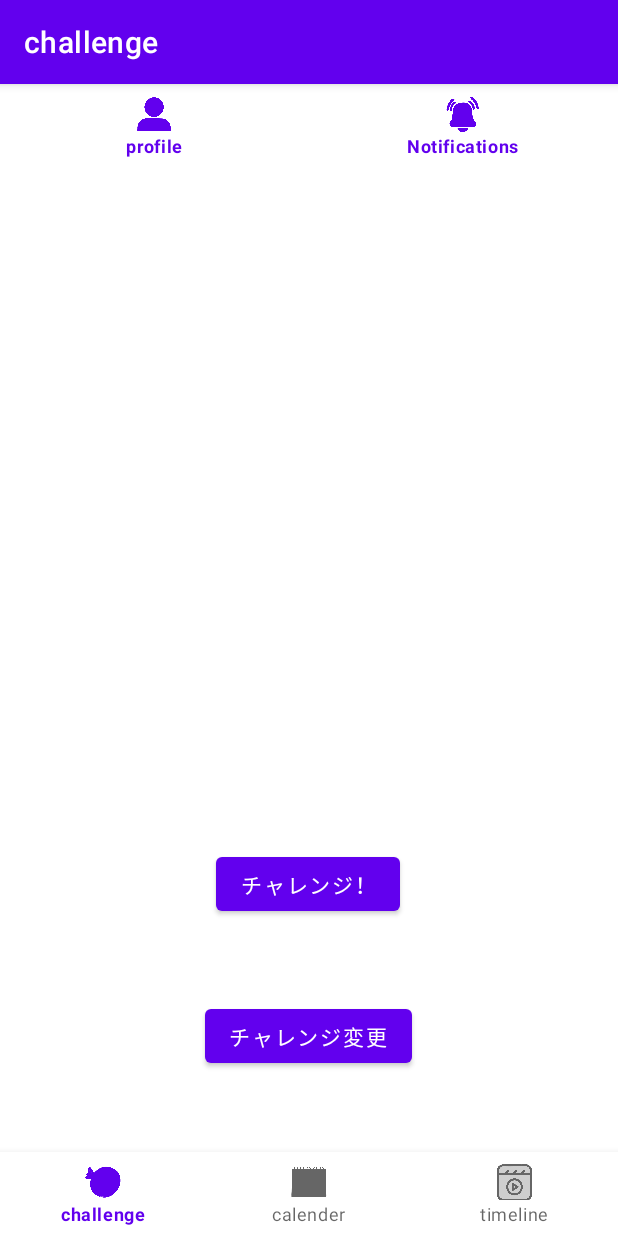
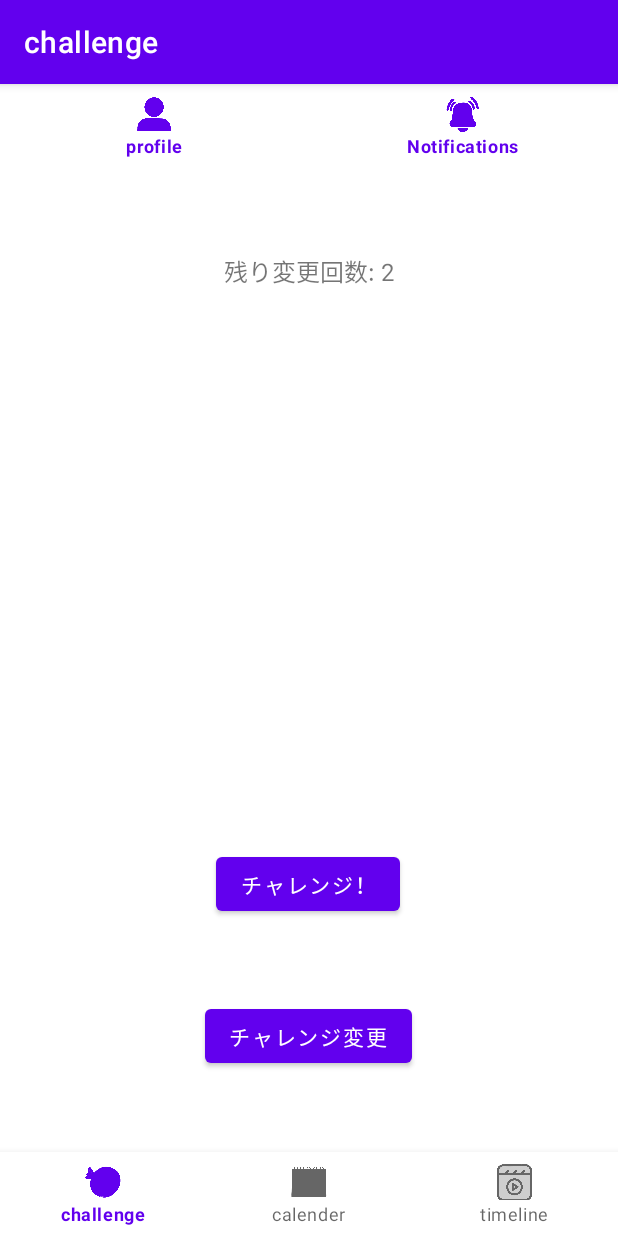
Before and after one commit to HamSharua/Android, an Android app: the screen it shows after launch (MainActivity), after a tap on "チャレンジ変更", on a phone screen of 412 x 824 dp. Run offline under Robolectric (Android 15) with nearby library versions, the phone set to English and light mode, and no system bars; our stand-ins replace Firebase (no records; nobody signed in at launch, a user with empty details on screens opened directly), Picasso, navigation-ui; 2 other taps on this screen came first.

Commit message:
チャレンジの変更ができる回数を1日に3回までに設定

```diff
--- a/app/src/main/java/com/example/challengeme/ui/challenge/ChallengeFragment.kt
+++ b/app/src/main/java/com/example/challengeme/ui/challenge/ChallengeFragment.kt
@@ -14,6 +14,8 @@ import com.example.challengeme.databinding.FragmentChallengeBinding
 import com.google.firebase.firestore.FirebaseFirestore
 import com.squareup.picasso.Picasso
 import java.util.*
+import android.content.Context
+import android.content.SharedPreferences
 
 class ChallengeFragment : Fragment() {
 
@@ -25,6 +27,11 @@ class ChallengeFragment : Fragment() {
     private lateinit var challengeImage: ImageView
     private lateinit var challengeButton: Button
     private lateinit var changeChallengeButton: Button
+    private lateinit var remainingChangesTextView: TextView
+    private lateinit var sharedPreferences: SharedPreferences
+
+    // 1日の最大変更回数
+    private val MAX_CHANGES_PER_DAY = 3
 
     override fun onCreateView(
         inflater: LayoutInflater,
@@ -35,25 +42,37 @@ class ChallengeFragment : Fragment() {
         val view = binding.root
 
         firestore = FirebaseFirestore.getInstance()
+        sharedPreferences = requireContext().getSharedPreferences("challenge_prefs", Context.MODE_PRIVATE)
+
         challengeContent = binding.challengeContent
         challengeImage = binding.challengeImage
         challengeButton = binding.btnChallenge
         changeChallengeButton = binding.btnChangeChallenge
+        remainingChangesTextView = binding.tvRemainingChanges // 追加
 
-        fetchRandomChallenge()
+        updateRemainingChangesText() // 残り回数を表示
+
+        fetchRandomChallenge()  // 関数呼び出し
 
         changeChallengeButton.setOnClickListener {
-            fetchRandomChallenge()
+            if (canChangeChallenge()) {
+                fetchRandomChallenge()
+                incrementChangeCount()
+                updateRemainingChangesText() // 残り回数を更新
+            } else {
+                changeChallengeButton.isEnabled = false
+                changeChallengeButton.text = "1日の上限回数に達しました"
+            }
         }
 
         challengeButton.setOnClickListener {
-            // ChallengeCameraFragmentへ遷移
             findNavController().navigate(R.id.action_challengeFragment_to_challengeCameraFragment)
         }
 
         return view
     }
 
+    // fetchRandomChallenge関数はonCreateViewの後に定義される必要があります
     private fun fetchRandomChallenge() {
         firestore.collection("challenge")
             .get()
@@ -68,11 +87,55 @@ class ChallengeFragment : Fragment() {
             }
     }
 
+    private fun updateRemainingChangesText() {
+        val remainingChanges = MAX_CHANGES_PER_DAY - sharedPreferences.getInt("change_count", 0)
+        remainingChangesTextView.text = "残り変更回数: $remainingChanges"
+    }
+
+    private fun canChangeChallenge(): Boolean {
+        val currentDate = getCurrentDate()
+        val lastChangeDate = sharedPreferences.getString("last_change_date", "")
+        val changeCount = sharedPreferences.getInt("change_count", 0)
+
+        return if (currentDate != lastChangeDate) {
+            resetChangeCount()
+            true
+        } else {
+            changeCount < MAX_CHANGES_PER_DAY
+        }
+    }
+
+    private fun incrementChangeCount() {
+        val currentDate = getCurrentDate()
+        var changeCount = sharedPreferences.getInt("change_count", 0)
+        changeCount++
+
+        sharedPreferences.edit()
+            .putString("last_change_date", currentDate)
+            .putInt("change_count", changeCount)
+            .apply()
+    }
+
+    private fun resetChangeCount() {
+        sharedPreferences.edit()
+            .putString("last_change_date", getCurrentDate())
+            .putInt("change_count", 0)
+            .apply()
+    }
+
+    private fun getCurrentDate(): String {
+        val calendar = Calendar.getInstance()
+        val dateFormat = java.text.SimpleDateFormat("yyyy-MM-dd", Locale.getDefault())
+        return dateFormat.format(calendar.time)
+    }
+
     override fun onDestroyView() {
         super.onDestroyView()
         _binding = null
     }
 }
 
+
+
 //作業用メモ、ファイヤーベースの画像urlの有効期限は3ヶ月に設定
 //変更したかっったら再度、fibase.pyのファイルを更新する(アンドロイドスタジオにはない)
--- a/app/src/main/res/layout/fragment_challenge.xml
+++ b/app/src/main/res/layout/fragment_challenge.xml
@@ -53,6 +53,17 @@
         app:layout_constraintTop_toBottomOf="@id/btn_challenge"
         tools:ignore="MissingConstraints" />
 
+    <TextView
+        android:id="@+id/tv_remaining_changes"
+        android:layout_width="wrap_content"
+        android:layout_height="wrap_content"
+        android:text="残り変更回数: 3"
+        android:textSize="16sp"
+        android:layout_margin="16dp"
+        app:layout_constraintTop_toBottomOf="@id/challenge_content"
+        app:layout_constraintStart_toStartOf="parent"
+        app:layout_constraintEnd_toEndOf="parent" />
+
 </androidx.constraintlayout.widget.ConstraintLayout>
 
 
```
